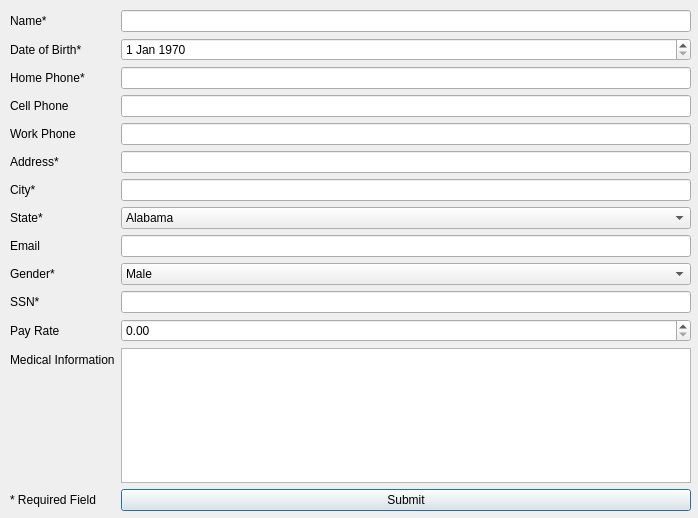
Old version of the form Code/Add_teacher.ui in the repository SDSMT-CSC464-F15/dancesoft.
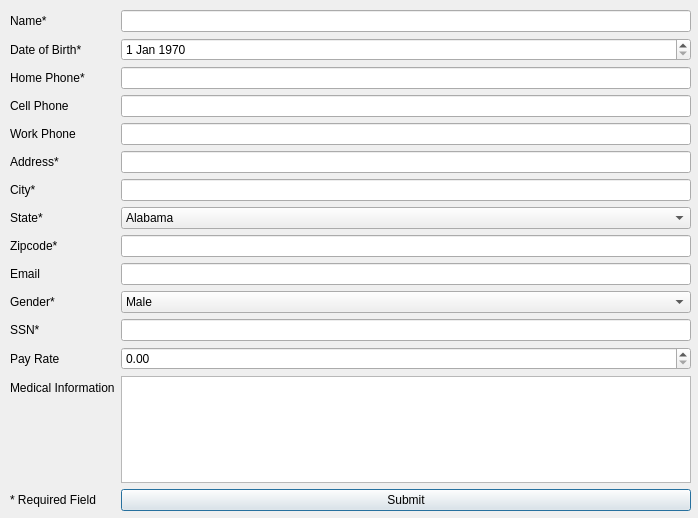
New version of the form.

Diff of the .ui file:
```diff
--- a/Code/Add_teacher.ui
+++ b/Code/Add_teacher.ui
@@ -347,24 +347,24 @@
       </item>
      </widget>
     </item>
-    <item row="8" column="0">
+    <item row="9" column="0">
      <widget class="QLabel" name="emailLabel">
       <property name="text">
        <string>Email</string>
       </property>
      </widget>
     </item>
-    <item row="8" column="1">
+    <item row="9" column="1">
      <widget class="QLineEdit" name="emailLineEdit"/>
     </item>
-    <item row="9" column="0">
+    <item row="10" column="0">
      <widget class="QLabel" name="genderLabel">
       <property name="text">
        <string>Gender*</string>
       </property>
      </widget>
     </item>
-    <item row="9" column="1">
+    <item row="10" column="1">
      <widget class="QComboBox" name="genderComboBox">
       <item>
        <property name="text">
@@ -378,48 +378,48 @@
       </item>
      </widget>
     </item>
-    <item row="10" column="0">
+    <item row="11" column="0">
      <widget class="QLabel" name="SSNLabel">
       <property name="text">
        <string>SSN*</string>
       </property>
      </widget>
     </item>
-    <item row="10" column="1">
+    <item row="11" column="1">
      <widget class="QLineEdit" name="SSNLineEdit"/>
     </item>
-    <item row="11" column="0">
+    <item row="12" column="0">
      <widget class="QLabel" name="payRateLabel">
       <property name="text">
        <string>Pay Rate</string>
       </property>
      </widget>
     </item>
-    <item row="11" column="1">
+    <item row="12" column="1">
      <widget class="QDoubleSpinBox" name="payRateDoubleSpinBox">
       <property name="singleStep">
        <double>0.010000000000000</double>
       </property>
      </widget>
     </item>
-    <item row="12" column="0">
+    <item row="13" column="0">
      <widget class="QLabel" name="medicalLabel">
       <property name="text">
        <string>Medical Information</string>
       </property>
      </widget>
     </item>
-    <item row="12" column="1">
+    <item row="13" column="1">
      <widget class="QTextEdit" name="medicalTextEdit"/>
     </item>
-    <item row="13" column="0">
+    <item row="14" column="0">
      <widget class="QLabel" name="requiredLabel">
       <property name="text">
        <string>* Required Field</string>
       </property>
      </widget>
     </item>
-    <item row="13" column="1">
+    <item row="14" column="1">
      <widget class="QPushButton" name="Submit_btn">
       <property name="text">
        <string>Submit</string>
@@ -427,7 +427,7 @@
      </widget>
     </item>
     <item row="1" column="1">
-     <widget class="QDateEdit" name="dateEdit">
+     <widget class="QDateEdit" name="DOBDateEdit">
       <property name="dateTime">
        <datetime>
         <hour>0</hour>
@@ -447,6 +447,16 @@
       </property>
      </widget>
     </item>
+    <item row="8" column="1">
+     <widget class="QLineEdit" name="zipcodeLineEdit"/>
+    </item>
+    <item row="8" column="0">
+     <widget class="QLabel" name="zipcodeLabel">
+      <property name="text">
+       <string>Zipcode*</string>
+      </property>
+     </widget>
+    </item>
    </layout>
   </widget>
  </widget>
```
